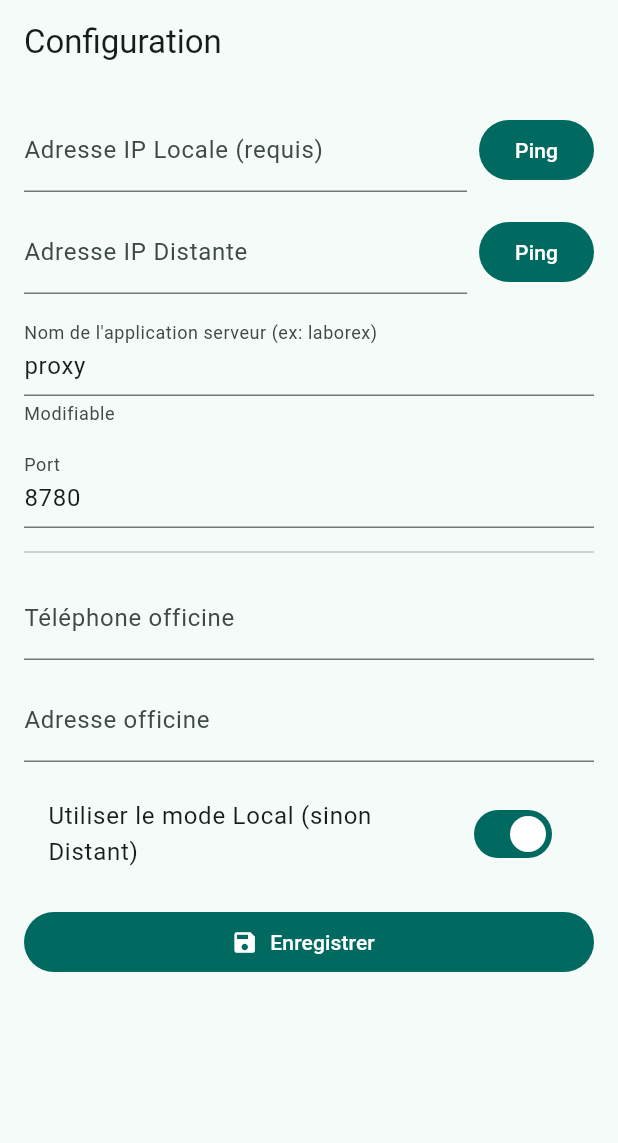
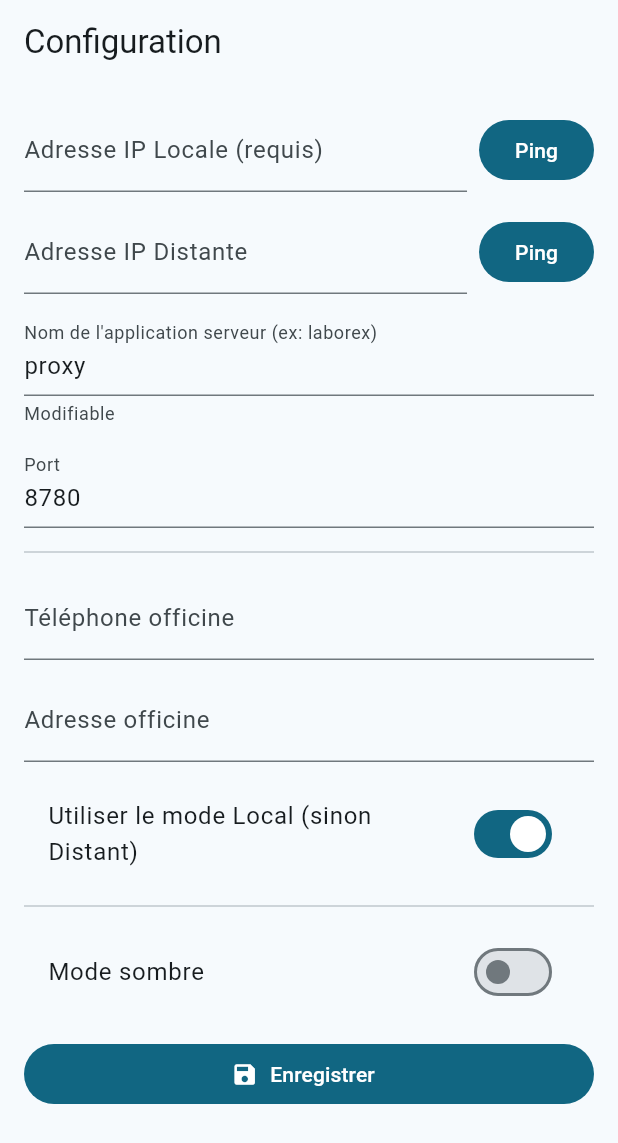
Before and after one commit to airm5500/prestige_pos, a Flutter app: the screen it shows after launch, on a phone screen of 412 x 824 dp. Shown: the top 1143 px of the screen. Run offline on Flutter 3.47's test engine with Material 3 defaults, Android fonts, the phone set to English and light mode, and no system bars; our stand-ins replace shared_preferences; missing offline and left inert: sunmi_printer_plus; accounts and stored records are empty.

Commit message:
theme provider

```diff
--- a/lib/main.dart
+++ b/lib/main.dart
@@ -7,6 +7,7 @@ import 'package:prestige_pos/auth/service/auth_service.dart';
 import 'package:prestige_pos/provider/mode_reglement_provider.dart';
 import 'package:prestige_pos/provider/produit_provider.dart';
 import 'package:prestige_pos/provider/remise_provider.dart';
+import 'package:prestige_pos/provider/theme_provider.dart';
 import 'package:prestige_pos/provider/vente_provider.dart';
 
 import 'package:prestige_pos/service/mode_reglement_service.dart';
@@ -28,6 +29,7 @@ void main() async {
   runApp(
     MultiProvider(
       providers: [
+        ChangeNotifierProvider(create: (_) => ThemeProvider()),
         Provider<ApiClient>.value(value: apiClient),
         Provider<ModeReglementService>(
           create: (_) => ModeReglementService(apiClient: apiClient),
@@ -44,7 +46,6 @@ void main() async {
         Provider<VenteService>(
           create: (_) => VenteService(apiClient: apiClient),
         ),
-
         Provider<ReceiptService>(
           create: (context) =>
               ReceiptService(officineService: context.read<OfficineService>()),
@@ -58,7 +59,6 @@ void main() async {
           create: (context) =>
               ModeReglementProvider(context.read<ModeReglementService>()),
         ),
-
         ChangeNotifierProvider(
           create: (context) => ProduitProvider(context.read<ProduitService>()),
         ),
@@ -82,16 +82,29 @@ class MyApp extends StatelessWidget {
 
   @override
   Widget build(BuildContext context) {
+    return Consumer<ThemeProvider>(
+      builder: (context, themeProvider, child) {
         return MaterialApp(
           navigatorKey: navKey,
           debugShowCheckedModeBanner: false,
-      theme: ThemeData(useMaterial3: true, colorSchemeSeed: Colors.teal),
-      darkTheme: ThemeData.dark(useMaterial3: true),
+          theme: ThemeData(
+            useMaterial3: true,
+            colorSchemeSeed: Colors.blueGrey,
+          ),
+          darkTheme: ThemeData(
+            useMaterial3: true,
+            brightness: Brightness.dark,
+            colorSchemeSeed: Colors.blueGrey,
+          ),
+          themeMode: themeProvider.themeMode,
           initialRoute: '/',
           routes: {
             '/': (context) => const StartGate(),
             VenteScreen.routeName: (context) =>
                 VenteScreen(receiptService: context.read<ReceiptService>()),
+            '/settings': (context) => const SettingsScreen(),
+          },
+        );
       },
     );
   }
--- /dev/null
+++ b/lib/provider/theme_provider.dart
@@ -0,0 +1,12 @@
+import 'package:flutter/material.dart';
+
+class ThemeProvider extends ChangeNotifier {
+  ThemeMode _themeMode = ThemeMode.system;
+
+  ThemeMode get themeMode => _themeMode;
+
+  void toggleTheme(bool isDarkMode) {
+    _themeMode = isDarkMode ? ThemeMode.dark : ThemeMode.light;
+    notifyListeners();
+  }
+}
--- a/lib/ui/settings/setting_screen.dart
+++ b/lib/ui/settings/setting_screen.dart
@@ -221,6 +221,8 @@ class _SettingsScreenState extends State<SettingsScreen> {
 }
 */
 
+import 'package:prestige_pos/provider/theme_provider.dart';
+
 class SettingsScreen extends StatefulWidget {
   const SettingsScreen({super.key});
 
@@ -369,7 +371,9 @@ class _SettingsScreenState extends State<SettingsScreen> {
       appBar: AppBar(title: const Text('Configuration')),
       body: Padding(
         padding: const EdgeInsets.all(16),
-        child: ListView(
+        child: Consumer<ThemeProvider>(
+          builder: (context, themeProvider, child) {
+            return ListView(
               children: [
                 _buildIpInputRow(
                   controller: _localCtl,
@@ -426,6 +430,14 @@ class _SettingsScreenState extends State<SettingsScreen> {
                   value: !isRemote,
                   onChanged: (v) => setState(() => isRemote = !v),
                 ),
+                const Divider(height: 32),
+                SwitchListTile(
+                  title: const Text('Mode sombre'),
+                  value: themeProvider.themeMode == ThemeMode.dark,
+                  onChanged: (isDarkMode) {
+                    themeProvider.toggleTheme(isDarkMode);
+                  },
+                ),
                 const SizedBox(height: 16),
                 FilledButton.icon(
                   onPressed: _save,
@@ -433,6 +445,8 @@ class _SettingsScreenState extends State<SettingsScreen> {
                   label: const Text('Enregistrer'),
                 ),
               ],
+            );
+          },
         ),
       ),
     );
```
Lines whose indentation alone changed are shown as unchanged.
